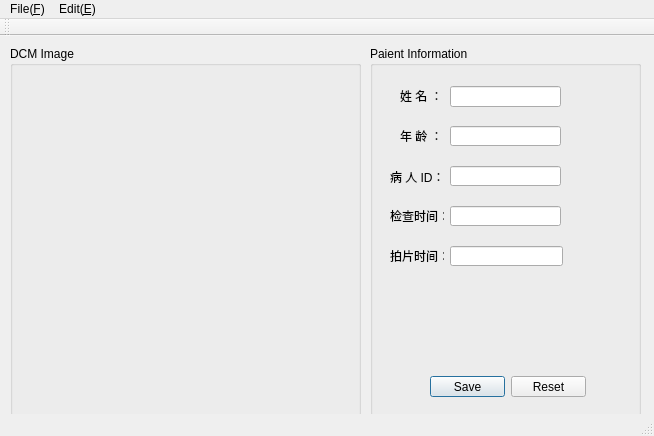
Above: QTPractice/mainwindow.ui from alexzhh/qt_practice before the change. Below: the same form after it.
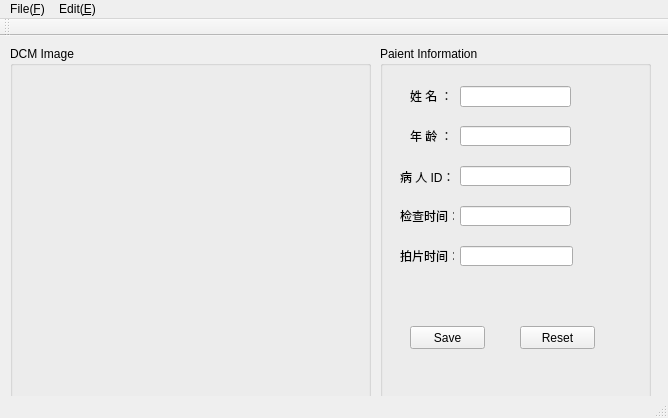
That is the form after the change.

```diff
--- a/QTPractice/mainwindow.ui
+++ b/QTPractice/mainwindow.ui
@@ -6,8 +6,8 @@
    <rect>
     <x>0</x>
     <y>0</y>
-    <width>654</width>
-    <height>436</height>
+    <width>668</width>
+    <height>418</height>
    </rect>
   </property>
   <property name="windowTitle">
@@ -17,34 +17,15 @@
    <widget class="QGroupBox" name="groupBox">
     <property name="geometry">
      <rect>
-      <x>370</x>
+      <x>380</x>
       <y>10</y>
       <width>271</width>
-      <height>371</height>
+      <height>361</height>
      </rect>
     </property>
     <property name="title">
      <string>Paient Information</string>
     </property>
-    <widget class="QDialogButtonBox" name="buttonBox">
-     <property name="geometry">
-      <rect>
-       <x>60</x>
-       <y>330</y>
-       <width>156</width>
-       <height>21</height>
-      </rect>
-     </property>
-     <property name="layoutDirection">
-      <enum>Qt::RightToLeft</enum>
-     </property>
-     <property name="standardButtons">
-      <set>QDialogButtonBox::Reset|QDialogButtonBox::Save</set>
-     </property>
-     <property name="centerButtons">
-      <bool>true</bool>
-     </property>
-    </widget>
     <widget class="QLineEdit" name="Name">
      <property name="geometry">
       <rect>
@@ -225,14 +206,40 @@
       <string/>
      </property>
     </widget>
+    <widget class="QPushButton" name="btn_Save">
+     <property name="geometry">
+      <rect>
+       <x>30</x>
+       <y>280</y>
+       <width>75</width>
+       <height>23</height>
+      </rect>
+     </property>
+     <property name="text">
+      <string>Save</string>
+     </property>
+    </widget>
+    <widget class="QPushButton" name="btn_Reset">
+     <property name="geometry">
+      <rect>
+       <x>140</x>
+       <y>280</y>
+       <width>75</width>
+       <height>23</height>
+      </rect>
+     </property>
+     <property name="text">
+      <string>Reset</string>
+     </property>
+    </widget>
    </widget>
    <widget class="QGroupBox" name="groupBox_2">
     <property name="geometry">
      <rect>
       <x>10</x>
       <y>10</y>
-      <width>351</width>
-      <height>371</height>
+      <width>361</width>
+      <height>361</height>
      </rect>
     </property>
     <property name="title">
@@ -245,8 +252,8 @@
     <rect>
      <x>0</x>
      <y>0</y>
-     <width>654</width>
-     <height>23</height>
+     <width>668</width>
+     <height>21</height>
     </rect>
    </property>
    <widget class="QMenu" name="menuFile_F">
```
Left out of the diff: 13 changed lines with no effect on the pictures.
